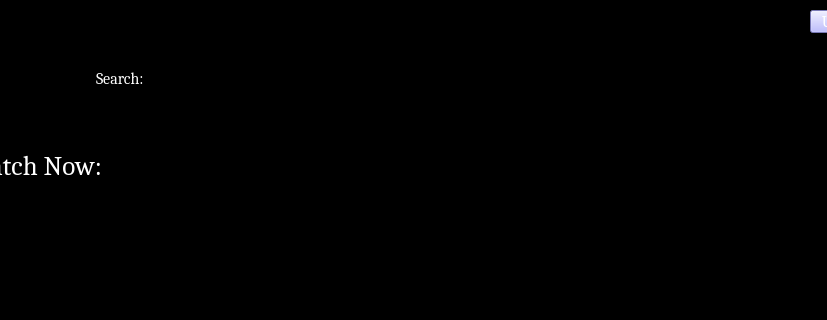
This is homePage.ui in JaveriaAzfar/CineFlix as Qt 5 draws it before an edit; both pictures show x 164 to 991 and y 0 to 320 of the 1108 by 842 pixel window. The edited form follows.
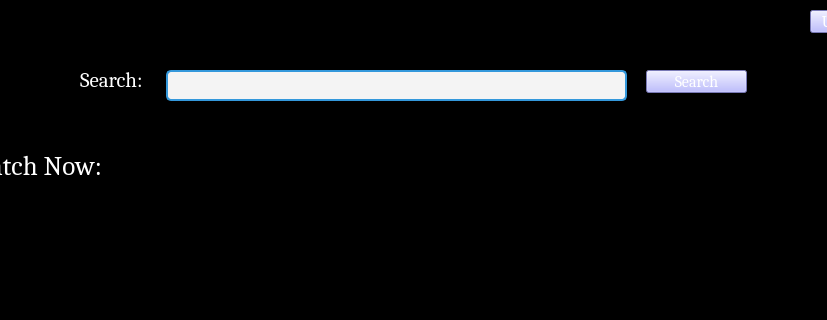
This is the edited form.

Diff of the .ui file:
```diff
--- a/homePage.ui
+++ b/homePage.ui
@@ -31,29 +31,19 @@
 }</string>
   </property>
   <widget class="QWidget" name="centralwidget">
-   <widget class="QLineEdit" name="lineEditsearch">
-    <property name="geometry">
-     <rect>
-      <x>330</x>
-      <y>70</y>
-      <width>501</width>
-      <height>22</height>
-     </rect>
-    </property>
-   </widget>
    <widget class="QLabel" name="label_2">
     <property name="geometry">
      <rect>
-      <x>260</x>
+      <x>244</x>
       <y>70</y>
-      <width>55</width>
-      <height>16</height>
+      <width>71</width>
+      <height>20</height>
      </rect>
     </property>
     <property name="font">
      <font>
       <family>Cambria</family>
-      <pointsize>12</pointsize>
+      <pointsize>16</pointsize>
      </font>
     </property>
     <property name="styleSheet">
@@ -529,20 +519,81 @@
      <string>User Profile</string>
     </property>
    </widget>
-   <widget class="QLabel" name="label">
+   <widget class="QLineEdit" name="lineEditsearch">
     <property name="geometry">
      <rect>
-      <x>60</x>
-      <y>700</y>
-      <width>47</width>
-      <height>13</height>
+      <x>330</x>
+      <y>70</y>
+      <width>461</width>
+      <height>31</height>
      </rect>
+    </property>
+    <property name="styleSheet">
+     <string notr="true">QLineEdit {
+    /* Border styling */
+    border: 2px solid #3498db; /* Blue border */
+    border-radius: 5px; /* Rounded corners */
+    padding: 5px; /* Padding inside the search bar */
+
+    /* Background color */
+    background-color: #f4f4f4; /* Light grey background */
+    
+    /* Font styling */
+    font-family: Arial, sans-serif; /* Font family */
+    font-size: 14px; /* Font size */
+    
+    /* Text color */
+    color: #333333; /* Dark grey text color */
+}
+
+QLineEdit:focus {
+    /* Border and background when focused (clicked or active) */
+    border: 2px solid #2980b9; /* Darker blue border on focus */
+    background-color: #ffffff; /* White background on focus */
+}
+
+QLineEdit::placeholder {
+    /* Placeholder text color and font style */
+    color: #a9a9a9; /* Light grey placeholder text */
+    font-style: italic; /* Italic placeholder text */
+}
+</string>
+    </property>
+   </widget>
+   <widget class="QPushButton" name="searchButton">
+    <property name="geometry">
+     <rect>
+      <x>810</x>
+      <y>70</y>
+      <width>101</width>
+      <height>23</height>
+     </rect>
+    </property>
+    <property name="font">
+     <font>
+      <family>Cambria</family>
+      <pointsize>12</pointsize>
+     </font>
+    </property>
+    <property name="styleSheet">
+     <string notr="true">QPushButton {
+    background-color: rgb(170, 170, 255);
+    color: white;
+}
+
+QPushButton:hover {
+    background-color: rgb(128, 120, 215);
+    color: white;
+}
+
+QPushButton:pressed {
+    background-color: rgb(85, 170, 127);
+    color: white;
+}
+</string>
     </property>
     <property name="text">
-     <string>TextLabel</string>
-    </property>
-    <property name="scaledContents">
-     <bool>true</bool>
+     <string>Search</string>
     </property>
    </widget>
   </widget>
```
